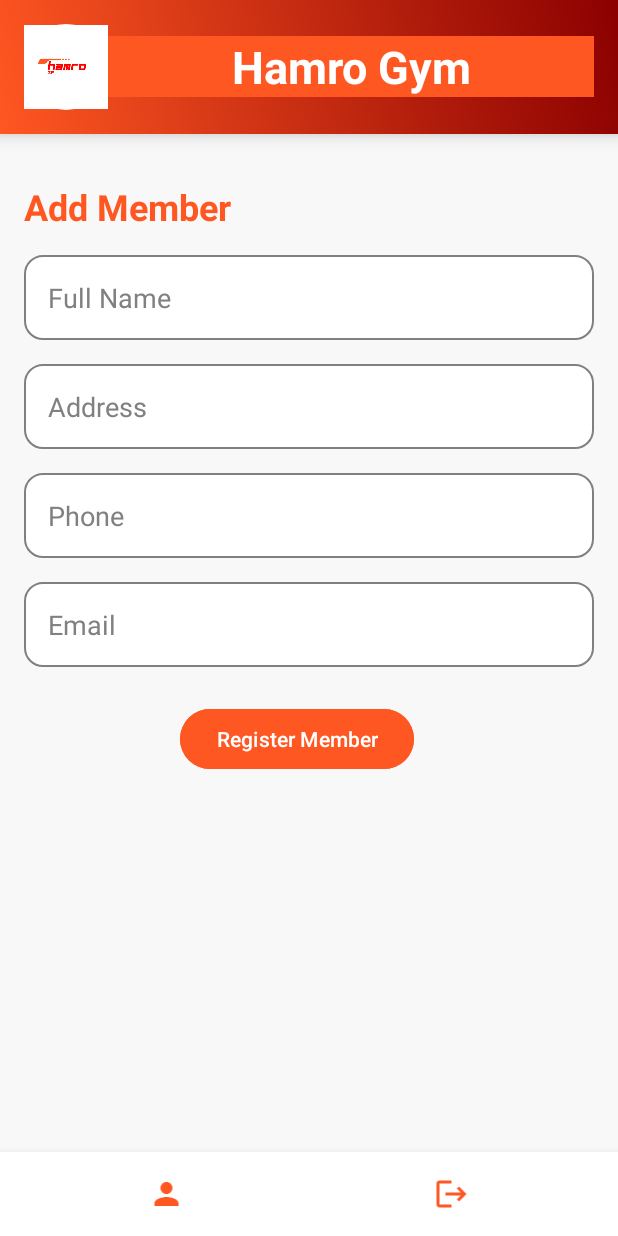
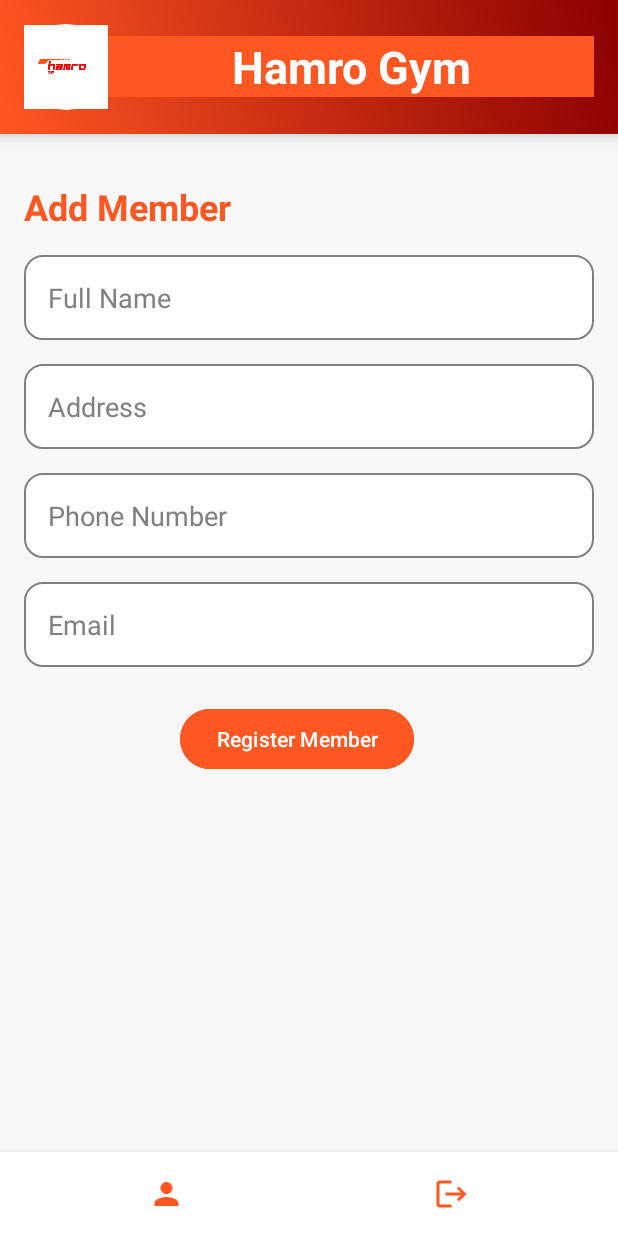
Before and after one commit to Rabindra-Bhattarai/Kotlin-ind., an Android app: the AddMemberActivity screen opened directly, with no data from a screen before it, on a phone screen of 412 x 824 dp. Run offline under Robolectric (Android 15) with nearby library versions, the phone set to English and light mode, and no system bars; our stand-ins replace Firebase (no records; nobody signed in at launch, a user with empty details on screens opened directly).

Commit message:
Phone number

```diff
--- a/app/src/main/res/layout/activity_add_member.xml
+++ b/app/src/main/res/layout/activity_add_member.xml
@@ -90,7 +90,7 @@
         android:id="@+id/etPhone"
         android:layout_width="0dp"
         android:layout_height="wrap_content"
-        android:hint="Phone"
+        android:hint="Phone Number"
         android:textColorHint="@color/gray"
         android:layout_marginTop="16dp"
         android:inputType="phone"
```
